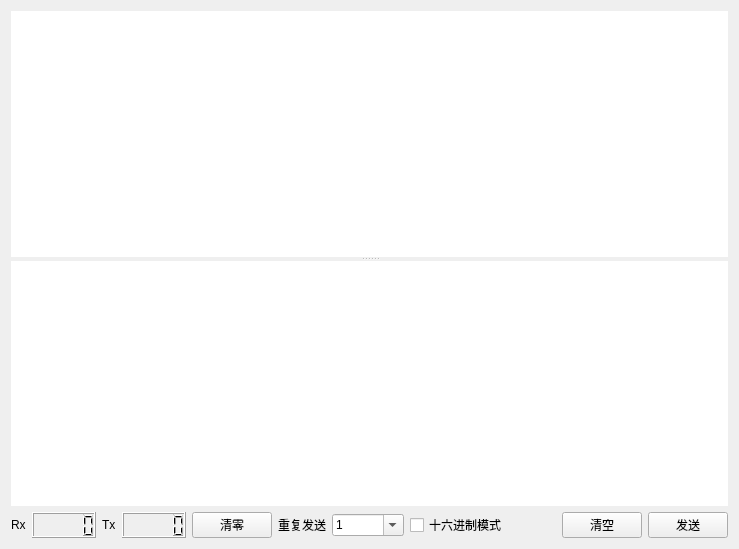
Above: resource/ui/socket_form.ui from uname/PySockDebuger before the change. Below: the same form after it.
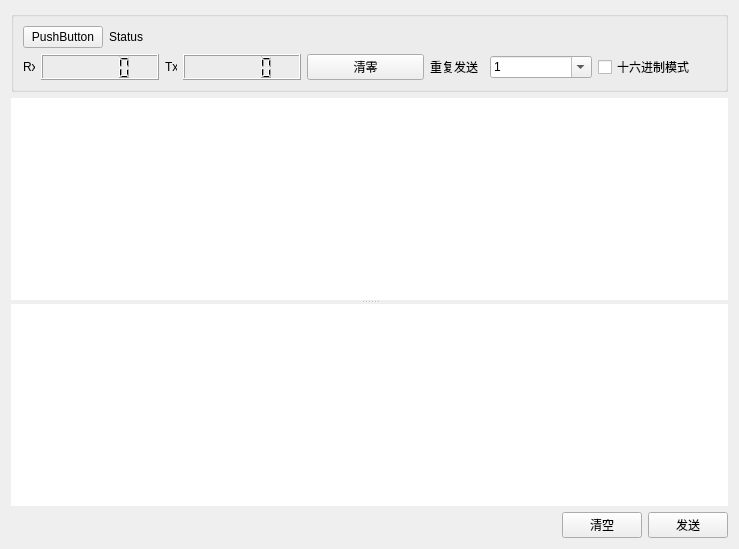
That is the form after the change.

Diff of the .ui file:
```diff
--- a/resource/ui/socket_form.ui
+++ b/resource/ui/socket_form.ui
@@ -13,28 +13,60 @@
   <property name="windowTitle">
    <string>Form</string>
   </property>
+  <layout class="QGridLayout" name="gridLayout_2">
+   <item row="0" column="0">
+    <widget class="QGroupBox" name="groupBox">
+     <property name="title">
+      <string/>
+     </property>
   <layout class="QGridLayout" name="gridLayout">
    <item row="0" column="0">
-    <widget class="QSplitter" name="splitter">
+       <layout class="QHBoxLayout" name="horizontalLayout_2">
+        <item>
+         <widget class="QPushButton" name="connectBtn">
+          <property name="text">
+           <string>PushButton</string>
+          </property>
+         </widget>
+        </item>
+        <item>
+         <widget class="QLabel" name="statusLabel">
+          <property name="minimumSize">
+           <size>
+            <width>81</width>
+            <height>16</height>
+           </size>
+          </property>
+          <property name="text">
+           <string>Status</string>
+          </property>
+         </widget>
+        </item>
+        <item>
+         <spacer name="horizontalSpacer_2">
      <property name="orientation">
-      <enum>Qt::Vertical</enum>
-     </property>
-     <widget class="QTextBrowser" name="recvTextBrowser">
-      <property name="frameShape">
-       <enum>QFrame::NoFrame</enum>
-      </property>
-     </widget>
-     <widget class="QPlainTextEdit" name="sendPlainTextEdit">
-      <property name="frameShape">
-       <enum>QFrame::NoFrame</enum>
-      </property>
-     </widget>
-    </widget>
+           <enum>Qt::Horizontal</enum>
+          </property>
+          <property name="sizeHint" stdset="0">
+           <size>
+            <width>528</width>
+            <height>20</height>
+           </size>
+          </property>
+         </spacer>
+        </item>
+       </layout>
    </item>
    <item row="1" column="0">
-    <layout class="QHBoxLayout" name="horizontalLayout">
+       <layout class="QHBoxLayout" name="horizontalLayout_3">
      <item>
       <widget class="QLabel" name="label">
+          <property name="maximumSize">
+           <size>
+            <width>12</width>
+            <height>16777215</height>
+           </size>
+          </property>
        <property name="text">
         <string>Rx</string>
        </property>
@@ -45,6 +77,12 @@
      </item>
      <item>
       <widget class="QLabel" name="label_2">
+          <property name="maximumSize">
+           <size>
+            <width>12</width>
+            <height>16777215</height>
+           </size>
+          </property>
        <property name="text">
         <string>Tx</string>
        </property>
@@ -123,6 +161,30 @@
        </property>
       </widget>
      </item>
+       </layout>
+      </item>
+     </layout>
+    </widget>
+   </item>
+   <item row="1" column="0">
+    <widget class="QSplitter" name="splitter">
+     <property name="orientation">
+      <enum>Qt::Vertical</enum>
+     </property>
+     <widget class="QTextBrowser" name="recvTextBrowser">
+      <property name="frameShape">
+       <enum>QFrame::NoFrame</enum>
+      </property>
+     </widget>
+     <widget class="QPlainTextEdit" name="sendPlainTextEdit">
+      <property name="frameShape">
+       <enum>QFrame::NoFrame</enum>
+      </property>
+     </widget>
+    </widget>
+   </item>
+   <item row="2" column="0">
+    <layout class="QHBoxLayout" name="horizontalLayout">
      <item>
       <spacer name="horizontalSpacer">
        <property name="orientation">
```
Lines whose indentation alone changed are shown as unchanged.
